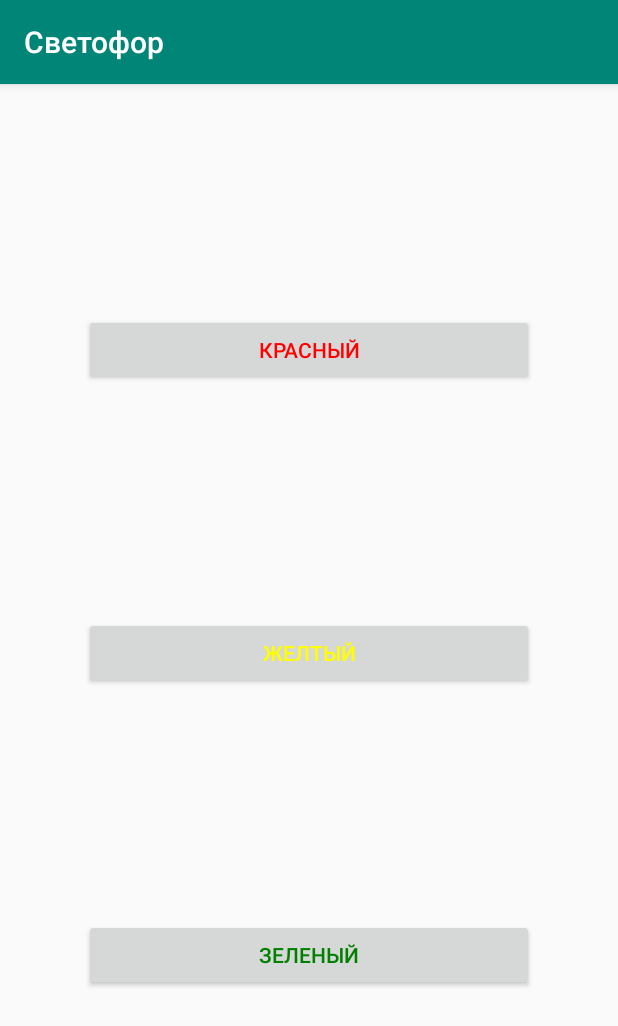
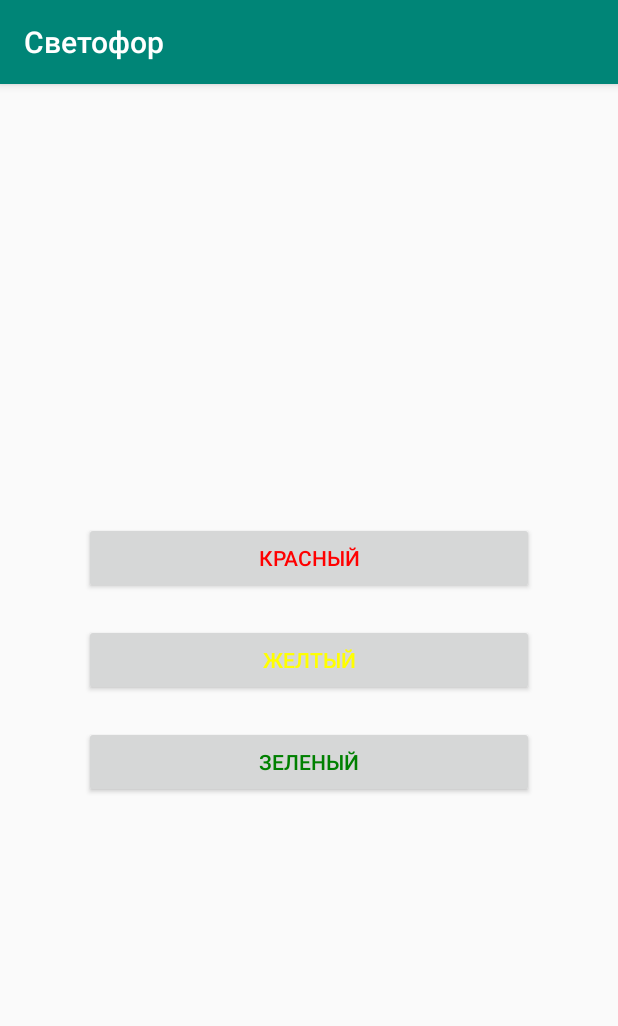
Before and after one commit to RiazanovKS/LightSetter, an Android app: the screen it shows after launch (MainActivity), on a phone screen of 412 x 824 dp. Shown: the top 1026 px of the screen. Run offline under Robolectric (Android 15) with nearby library versions, the phone set to English and light mode, and no system bars.

Commit message:
Added margins

```diff
--- a/app/src/main/res/layout/activity_main.xml
+++ b/app/src/main/res/layout/activity_main.xml
@@ -17,7 +17,8 @@
         app:layout_constraintEnd_toEndOf="parent"
         app:layout_constraintStart_toStartOf="parent"
         app:layout_constraintTop_toTopOf="parent"
-        app:layout_constraintVertical_chainStyle="spread" />
+        android:layout_marginBottom="20dp"
+        app:layout_constraintVertical_chainStyle="packed" />
 
     <Button
         android:id="@+id/btnYellow"
@@ -28,13 +29,13 @@
         app:layout_constraintBottom_toTopOf="@+id/btnGreen"
         app:layout_constraintEnd_toEndOf="parent"
         app:layout_constraintStart_toStartOf="parent"
+        android:layout_marginBottom="20dp"
         app:layout_constraintTop_toBottomOf="@+id/btnRed" />
 
     <Button
         android:id="@+id/btnGreen"
         android:layout_width="300dp"
         android:layout_height="wrap_content"
-        android:layout_marginBottom="10dp"
         android:textColor="@color/green"
         android:text="@string/green"
         app:layout_constraintBottom_toBottomOf="parent"
```
